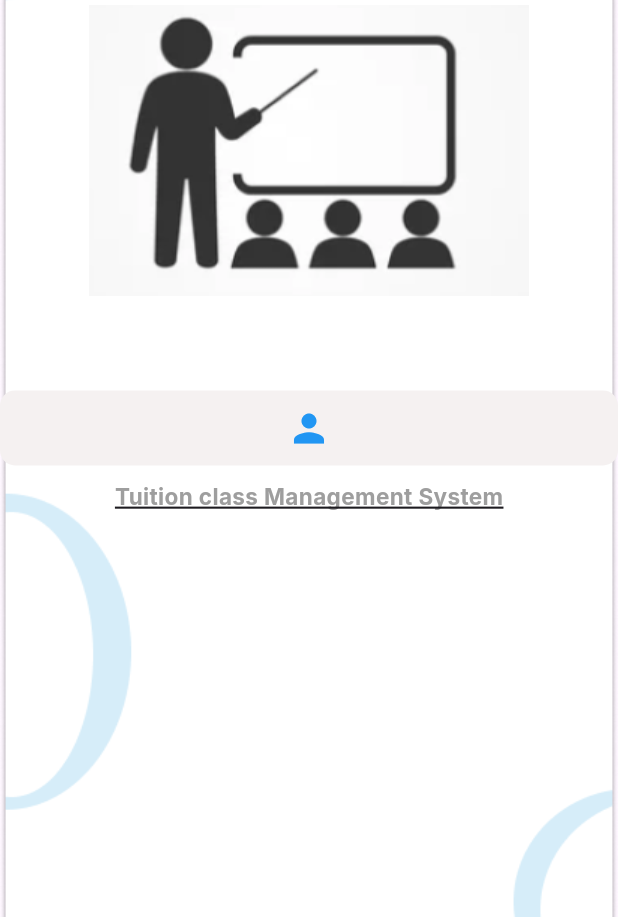
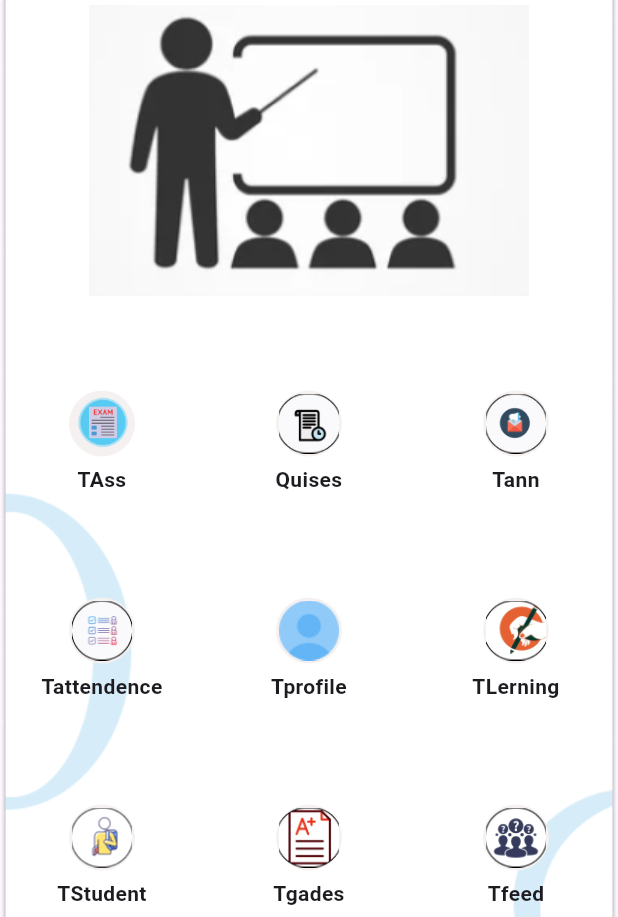
Before and after one commit to JanodAbesekara/MobileApp, a Flutter app: the TeacherDash widget shown alone on an empty page, opened directly, on a phone screen of 412 x 824 dp, the part 319-1236 px from its top. Run offline on Flutter 3.47's test engine with Material 3 defaults, Android fonts, the phone set to English and light mode, and no system bars; our stand-ins replace google_fonts; missing offline and left inert: more_loading_gif.

Commit message:
mobile app teacher dash bord

```diff
--- a/dream_learn_app/dream_learn_app/lib/screens/Teacher_page.dart
+++ b/dream_learn_app/dream_learn_app/lib/screens/Teacher_page.dart
@@ -9,6 +9,33 @@ class TeacherDash extends StatefulWidget {
 }
 
 class _TeacherDashState extends State<TeacherDash> {
+  final List<String> sampleImages = [
+    "assets/T/TAss.png",
+    "assets/T/Quises.png",
+    "assets/T/Tann.png",
+    "assets/T/Tattendence.png",
+    "assets/T/Tprofile.png",
+    "assets/T/TLerning.png",
+    "assets/T/TStudent.png",
+    "assets/T/Tgades.png",
+    "assets/T/Tfeed.png",
+  ];
+
+  final List<String> sampleNames = [
+    "TAss",
+    "Quises",
+    "Tann",
+    "Tattendence",
+    "Tprofile",
+    "TLerning",
+    "TStudent",
+    "Tgades",
+    "Tfeed",
+  ];
+
+  final double desiredWidth = 40.0; // Adjust according to your requirement
+  final double desiredHeight = 40.0; // Adjust according to your requirement
+
   @override
   Widget build(BuildContext context) {
     return BackgroundScreen(
@@ -32,23 +59,44 @@ class _TeacherDashState extends State<TeacherDash> {
           SizedBox(
             height: 10,
           ),
+          GridView.builder(
+            gridDelegate: SliverGridDelegateWithFixedCrossAxisCount(
+              crossAxisCount: 3, // 3 columns
+              crossAxisSpacing: 2.0, // horizontal space between each item
+              mainAxisSpacing: 2.0, // vertical space between each item
+            ),
+            itemCount: sampleImages.length, // Number of sample images
+            shrinkWrap: true,
+            physics: NeverScrollableScrollPhysics(),
+            itemBuilder: (BuildContext context, int index) {
+              return Column(
+                children: [
                   Container(
-          padding: EdgeInsets.all(10),
+                    padding: EdgeInsets.all(2),
                     decoration: BoxDecoration(
                       color: Color.fromARGB(255, 245, 241, 241),
-            borderRadius: BorderRadius.circular(10),
+                      borderRadius: BorderRadius.circular(100),
                     ),
-          child: Row(
-            mainAxisAlignment: MainAxisAlignment.center,
-            children: [
-              Icon(
-                Icons.person,
-                color: Colors.blue,
-                size: 30,
+                    child: Image.asset(
+                      sampleImages[index],
+                      width: desiredWidth,
+                      height: desiredHeight,
+                      fit: BoxFit.cover,
+                    ),
+                  ),
+                  SizedBox(height: 5), // Space between image and text
+                  Text(
+                    sampleNames[index], // Use sampleNames list to display image names
+                    textAlign: TextAlign.center,
+                    style: TextStyle(
+                      fontSize: 14,
+                      fontWeight: FontWeight.bold,
+                    ),
                   ),
                 ],
+              );
+            },
           ),
-        ), // Add comma here
           SizedBox(
             height: 10,
           ),
```
Lines whose indentation alone changed are shown as unchanged.
